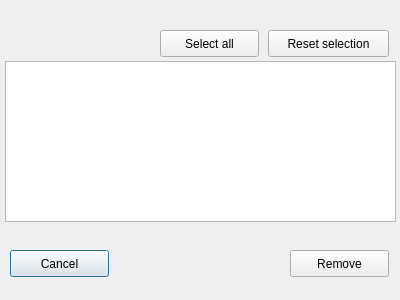
Above: player/removesongsform.ui from Marki2698/QtPlayer before the change. Below: the same form after it.
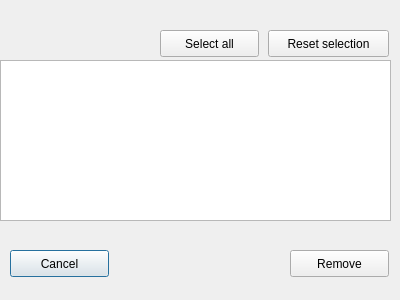
That is the form after the change.

Diff of the .ui file:
```diff
--- a/player/removesongsform.ui
+++ b/player/removesongsform.ui
@@ -13,6 +13,9 @@
   <property name="windowTitle">
    <string>Dialog</string>
   </property>
+  <property name="styleSheet">
+   <string notr="true"/>
+  </property>
   <widget class="QPushButton" name="cancelRemoveBtn">
    <property name="geometry">
     <rect>
@@ -42,12 +45,15 @@
   <widget class="QListWidget" name="listOfSongs">
    <property name="geometry">
     <rect>
-     <x>5</x>
-     <y>61</y>
+     <x>0</x>
+     <y>60</y>
      <width>391</width>
      <height>161</height>
     </rect>
    </property>
+   <property name="styleSheet">
+    <string notr="true"/>
+   </property>
    <property name="selectionMode">
     <enum>QAbstractItemView::MultiSelection</enum>
    </property>
```
Left out of the diff: 12 changed lines with no effect on the pictures.
